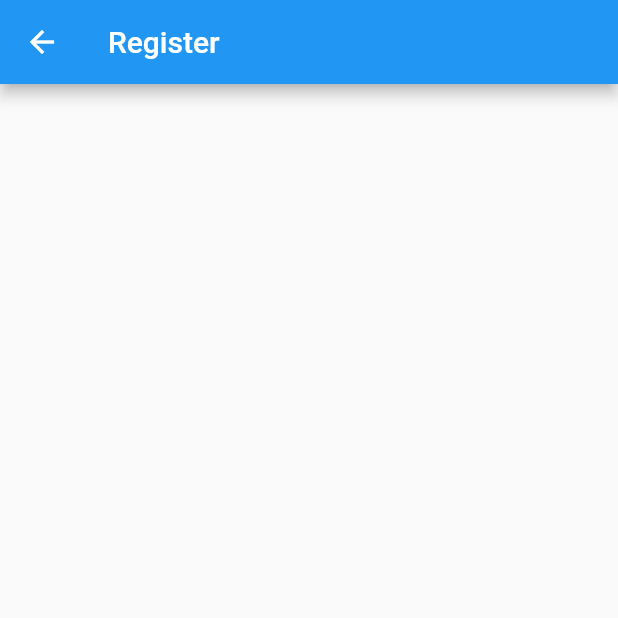
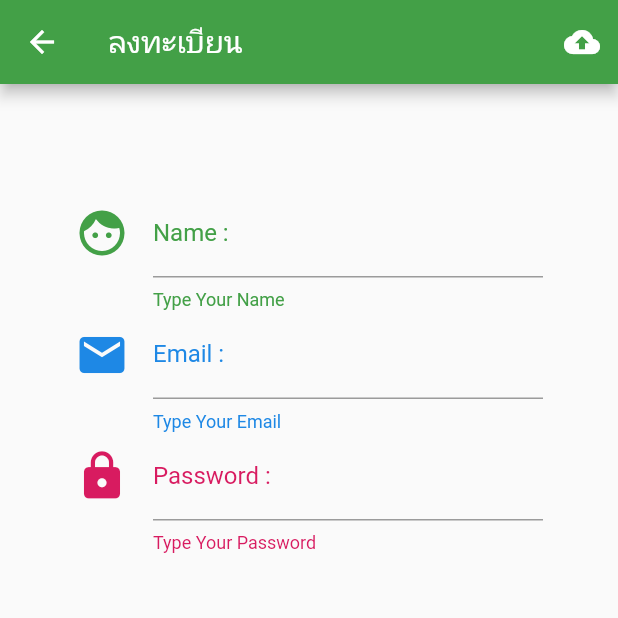
Before and after one commit to amornpan/first_flutter, a Flutter app: the Register screen opened directly, on a phone screen of 412 x 824 dp, the top half of it. Run offline on Flutter 3.47's test engine with Material 2 defaults, Android fonts, the phone set to English and light mode, and no system bars.

Commit message:
From Register

```diff
--- a/lib/screens/home.dart
+++ b/lib/screens/home.dart
@@ -1,3 +1,4 @@
+import 'package:first_flutter/screens/register.dart';
 import 'package:flutter/material.dart';
 
 class Home extends StatefulWidget {
@@ -21,7 +22,12 @@ class _HomeState extends State<Home> {
     return Expanded(
       child: OutlineButton(
         child: Text('Sign Up', style: TextStyle(color: Colors.blue.shade700)),
-        onPressed: () {},
+        onPressed: () {
+          print('You Click SignUp Button');
+          MaterialPageRoute materialPageRoute =
+              MaterialPageRoute(builder: (BuildContext context) => Register());
+          Navigator.of(context).push(materialPageRoute);
+        },
       ),
     );
   }
--- a/lib/screens/register.dart
+++ b/lib/screens/register.dart
@@ -6,8 +6,78 @@ class Register extends StatefulWidget {
 }
 
 class _RegisterState extends State<Register> {
+  //Explicit
+  Color greenColor = Colors.green.shade600;
+  Color blueColor = Colors.blue.shade600;
+  Color pinkColor = Colors.pink.shade600;
+
+  //Method
+
+  Widget nameText() {
+    return TextFormField(
+      decoration: InputDecoration(
+          icon: Icon(
+            Icons.face,
+            size: 36.0,
+            color: greenColor,
+          ),
+          labelText: 'Name : ', labelStyle: TextStyle(color: greenColor),
+          helperText: 'Type Your Name', helperStyle: TextStyle(color: greenColor),
+          hintText: 'English Only'),
+    );
+  }
+
+  Widget emailText() {
+    return TextFormField(
+      decoration: InputDecoration(
+          icon: Icon(
+            Icons.email,
+            size: 36.0,
+            color: blueColor,
+          ),
+          labelText: 'Email : ', labelStyle: TextStyle(color: blueColor),
+          helperText: 'Type Your Email', helperStyle: TextStyle(color: blueColor),
+          hintText: 'English Only'),
+    );
+  }
+
+  Widget passwordText() {
+    return TextFormField(
+      decoration: InputDecoration(
+          icon: Icon(
+            Icons.lock,
+            size: 36.0,
+            color: pinkColor,
+          ),
+          labelText: 'Password : ', labelStyle: TextStyle(color: pinkColor),
+          helperText: 'Type Your Password', helperStyle: TextStyle(color: pinkColor),
+          hintText: 'More 6 Charactor'),
+    );
+  }
+
+  Widget registerButton() {
+    return IconButton(
+      icon: Icon(Icons.cloud_upload),
+      onPressed: () {},
+    );
+  }
+
   @override
   Widget build(BuildContext context) {
-    return Scaffold(appBar: AppBar(title: Text('Register'),),);
+    return Scaffold(
+      appBar: AppBar(
+        backgroundColor: Color.fromARGB(0xFF, 0x43, 0xa0, 0x47),
+        title: Text('ลงทะเบียน'),
+        actions: <Widget>[registerButton()],
+      ),
+      body: ListView(
+        padding: EdgeInsets.only(left: 50.0, right: 50.0, top: 70.0),
+        children: <Widget>[
+          nameText(),
+          emailText(),
+          passwordText(),
+        ],
+      ),
+    );
   }
 }
```
